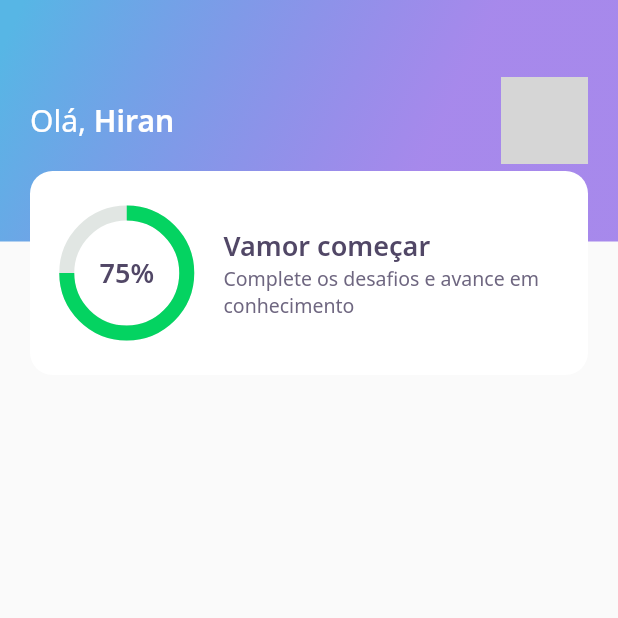
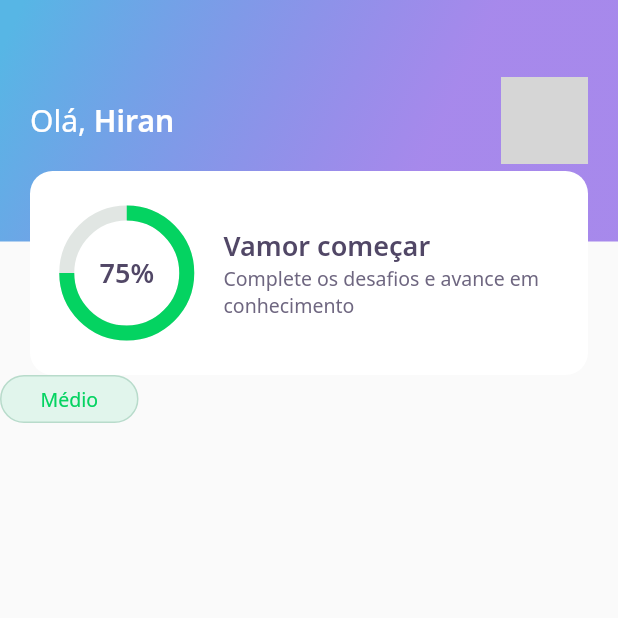
Before and after one commit to hbarbosa02/NLW-05-Trilha_Flutter, a Flutter app: the screen it shows after launch, on a phone screen of 412 x 824 dp, the top half of it. Run offline on Flutter 3.47's test engine with Material 2 defaults, Android fonts, the phone set to English and light mode, and no system bars; our stand-ins replace google_fonts; network calls fail; grey boxes are pictures that could not be loaded.

Commit message:
add level button widget

```diff
--- a/devquiz/lib/home/home_page.dart
+++ b/devquiz/lib/home/home_page.dart
@@ -1,4 +1,5 @@
 import 'package:DevQuiz/home/widgets/appbar/app_bar_widget.dart';
+import 'package:DevQuiz/home/widgets/level_button/level_button_widget.dart';
 import 'package:flutter/material.dart';
 
 class HomePage extends StatefulWidget {
@@ -13,6 +14,9 @@ class _HomePageState extends State<HomePage> {
   Widget build(BuildContext context) {
     return Scaffold(
       appBar: AppBarWidget(),
+      body: LevelButtonWidget(
+        label: "Médio",
+      ),
     );
   }
 }
--- /dev/null
+++ b/devquiz/lib/home/widgets/level_button/level_button_widget.dart
@@ -0,0 +1,66 @@
+import 'package:flutter/material.dart';
+import 'package:google_fonts/google_fonts.dart';
+
+import 'package:DevQuiz/core/app_colors.dart';
+
+class LevelButtonWidget extends StatelessWidget {
+  final String label;
+
+  LevelButtonWidget({
+    Key? key,
+    required this.label,
+  })   : assert(
+          ['Fácil', 'Médio', 'Difícil', 'Perito'].contains(label),
+        ),
+        super(key: key);
+
+  final config = {
+    'Fácil': {
+      'color': AppColors.levelButtonFacil,
+      'borderColor': AppColors.levelButtonBorderFacil,
+      'fontColor': AppColors.levelButtonTextFacil
+    },
+    'Médio': {
+      'color': AppColors.levelButtonMedio,
+      'borderColor': AppColors.levelButtonBorderMedio,
+      'fontColor': AppColors.levelButtonTextMedio
+    },
+    'Difícil': {
+      'color': AppColors.levelButtonDificil,
+      'borderColor': AppColors.levelButtonBorderDificil,
+      'fontColor': AppColors.levelButtonTextDificil
+    },
+    'Perito': {
+      'color': AppColors.levelButtonPerito,
+      'borderColor': AppColors.levelButtonBorderPerito,
+      'fontColor': AppColors.levelButtonTextPerito
+    },
+  };
+
+  Color get color => config[label]!['color']!;
+  Color get borderColor => config[label]!['borderColor']!;
+  Color get fontColor => config[label]!['fontColor']!;
+
+  @override
+  Widget build(BuildContext context) {
+    return Container(
+      decoration: BoxDecoration(
+        borderRadius: BorderRadius.circular(28),
+        color: color,
+        border: Border.fromBorderSide(
+          BorderSide(color: borderColor),
+        ),
+      ),
+      child: Padding(
+        padding: const EdgeInsets.symmetric(horizontal: 26, vertical: 6),
+        child: Text(
+          label,
+          style: GoogleFonts.notoSans(
+            color: fontColor,
+            fontSize: 13,
+          ),
+        ),
+      ),
+    );
+  }
+}
```
